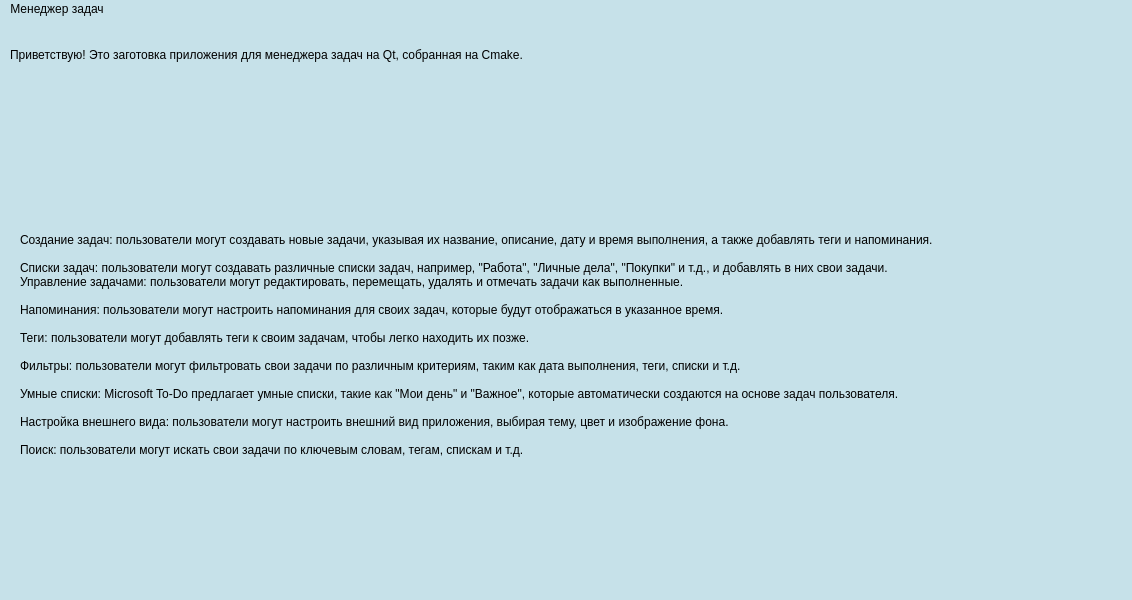
Old version of the form mainwindow.ui in the repository SarkhandeevaAdelina/task-manager.
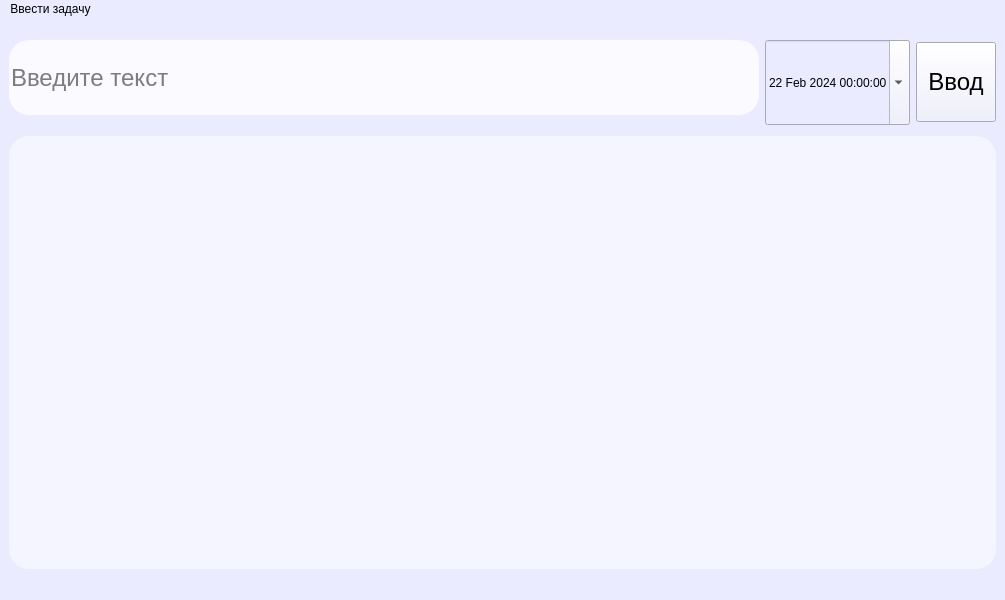
New version of the form.

```diff
--- a/mainwindow.ui
+++ b/mainwindow.ui
@@ -6,80 +6,187 @@
    <rect>
     <x>0</x>
     <y>0</y>
-    <width>1132</width>
+    <width>1005</width>
     <height>600</height>
    </rect>
   </property>
+  <property name="maximumSize">
+   <size>
+    <width>1005</width>
+    <height>16777215</height>
+   </size>
+  </property>
   <property name="windowTitle">
    <string>MainWindow</string>
   </property>
   <property name="styleSheet">
-   <string notr="true">background-color: rgb(198, 225, 233);</string>
+   <string notr="true">background-color: rgb(235, 235, 255);</string>
   </property>
   <widget class="QWidget" name="centralwidget">
-   <widget class="QLabel" name="label">
-    <property name="geometry">
-     <rect>
-      <x>10</x>
-      <y>10</y>
-      <width>681</width>
-      <height>51</height>
-     </rect>
-    </property>
-    <property name="text">
-     <string>Приветствую! Это заготовка приложения для менеджера задач на Qt, собранная на Cmake.</string>
-    </property>
-   </widget>
-   <widget class="QLabel" name="label_2">
-    <property name="geometry">
-     <rect>
-      <x>20</x>
-      <y>140</y>
-      <width>1081</width>
-      <height>371</height>
-     </rect>
-    </property>
-    <property name="acceptDrops">
-     <bool>false</bool>
-    </property>
-    <property name="text">
-     <string>Создание задач: пользователи могут создавать новые задачи, указывая их название, описание, дату и время выполнения, а также добавлять теги и напоминания.
-
-Списки задач: пользователи могут создавать различные списки задач, например, &quot;Работа&quot;, &quot;Личные дела&quot;, &quot;Покупки&quot; и т.д., и добавлять в них свои задачи.
-Управление задачами: пользователи могут редактировать, перемещать, удалять и отмечать задачи как выполненные.
-
-Напоминания: пользователи могут настроить напоминания для своих задач, которые будут отображаться в указанное время.
-
-Теги: пользователи могут добавлять теги к своим задачам, чтобы легко находить их позже.
-
-Фильтры: пользователи могут фильтровать свои задачи по различным критериям, таким как дата выполнения, теги, списки и т.д.
-
-Умные списки: Microsoft To-Do предлагает умные списки, такие как &quot;Мои день&quot; и &quot;Важное&quot;, которые автоматически создаются на основе задач пользователя.
-
-Настройка внешнего вида: пользователи могут настроить внешний вид приложения, выбирая тему, цвет и изображение фона.
-
-Поиск: пользователи могут искать свои задачи по ключевым словам, тегам, спискам и т.д.</string>
-    </property>
-    <property name="textFormat">
-     <enum>Qt::AutoText</enum>
-    </property>
-    <property name="wordWrap">
-     <bool>true</bool>
-    </property>
-   </widget>
+   <layout class="QGridLayout" name="gridLayout_3">
+    <item row="3" column="2">
+     <layout class="QGridLayout" name="gridLayout_2">
+      <item row="0" column="0">
+       <widget class="QPushButton" name="pushButton">
+        <property name="minimumSize">
+         <size>
+          <width>0</width>
+          <height>80</height>
+         </size>
+        </property>
+        <property name="font">
+         <font>
+          <pointsize>18</pointsize>
+         </font>
+        </property>
+        <property name="styleSheet">
+         <string notr="true"/>
+        </property>
+        <property name="text">
+         <string>Ввод</string>
+        </property>
+       </widget>
+      </item>
+     </layout>
+    </item>
+    <item row="1" column="2" rowspan="2">
+     <layout class="QVBoxLayout" name="verticalLayout_4"/>
+    </item>
+    <item row="3" column="0">
+     <layout class="QVBoxLayout" name="verticalLayout_2">
+      <property name="spacing">
+       <number>6</number>
+      </property>
+      <property name="sizeConstraint">
+       <enum>QLayout::SetMaximumSize</enum>
+      </property>
+      <property name="bottomMargin">
+       <number>10</number>
+      </property>
+      <item>
+       <widget class="QLineEdit" name="lineEdit">
+        <property name="sizePolicy">
+         <sizepolicy hsizetype="Expanding" vsizetype="Maximum">
+          <horstretch>0</horstretch>
+          <verstretch>0</verstretch>
+         </sizepolicy>
+        </property>
+        <property name="minimumSize">
+         <size>
+          <width>0</width>
+          <height>75</height>
+         </size>
+        </property>
+        <property name="maximumSize">
+         <size>
+          <width>16777215</width>
+          <height>400</height>
+         </size>
+        </property>
+        <property name="font">
+         <font>
+          <pointsize>18</pointsize>
+          <stylestrategy>PreferAntialias</stylestrategy>
+         </font>
+        </property>
+        <property name="styleSheet">
+         <string notr="true">background-color: rgb(250, 250, 255);
+border-radius: 20px;</string>
+        </property>
+        <property name="inputMethodHints">
+         <set>Qt::ImhNoAutoUppercase|Qt::ImhNoPredictiveText</set>
+        </property>
+        <property name="inputMask">
+         <string/>
+        </property>
+        <property name="text">
+         <string comment="Введите текст" extracomment="Введите текст"/>
+        </property>
+        <property name="maxLength">
+         <number>32767</number>
+        </property>
+        <property name="frame">
+         <bool>false</bool>
+        </property>
+        <property name="echoMode">
+         <enum>QLineEdit::PasswordEchoOnEdit</enum>
+        </property>
+        <property name="placeholderText">
+         <string>Введите текст</string>
+        </property>
+       </widget>
+      </item>
+     </layout>
+    </item>
+    <item row="3" column="1">
+     <layout class="QVBoxLayout" name="verticalLayout_3">
+      <item>
+       <widget class="QDateTimeEdit" name="dateTimeEdit">
+        <property name="minimumSize">
+         <size>
+          <width>0</width>
+          <height>85</height>
+         </size>
+        </property>
+        <property name="font">
+         <font>
+          <weight>50</weight>
+          <bold>false</bold>
+          <strikeout>false</strikeout>
+         </font>
+        </property>
+        <property name="autoFillBackground">
+         <bool>false</bool>
+        </property>
+        <property name="date">
+         <date>
+          <year>2024</year>
+          <month>2</month>
+          <day>22</day>
+         </date>
+        </property>
+        <property name="calendarPopup">
+         <bool>true</bool>
+        </property>
+       </widget>
+      </item>
+     </layout>
+    </item>
+    <item row="0" column="0">
+     <layout class="QVBoxLayout" name="verticalLayout"/>
+    </item>
+    <item row="4" column="0" colspan="3">
+     <layout class="QGridLayout" name="gridLayout">
+      <property name="sizeConstraint">
+       <enum>QLayout::SetDefaultConstraint</enum>
+      </property>
+      <property name="topMargin">
+       <number>5</number>
+      </property>
+      <item row="0" column="0">
+       <widget class="QListWidget" name="listWidget">
+        <property name="styleSheet">
+         <string notr="true">background-color: rgb(245, 245, 255);
+border-radius: 20px;</string>
+        </property>
+       </widget>
+      </item>
+     </layout>
+    </item>
+   </layout>
   </widget>
   <widget class="QMenuBar" name="menubar">
    <property name="geometry">
     <rect>
      <x>0</x>
      <y>0</y>
-     <width>1132</width>
+     <width>1005</width>
      <height>22</height>
     </rect>
    </property>
    <widget class="QMenu" name="menu">
     <property name="title">
-     <string>Менеджер задач</string>
+     <string>Ввести задачу</string>
     </property>
    </widget>
    <addaction name="menu"/>
```
